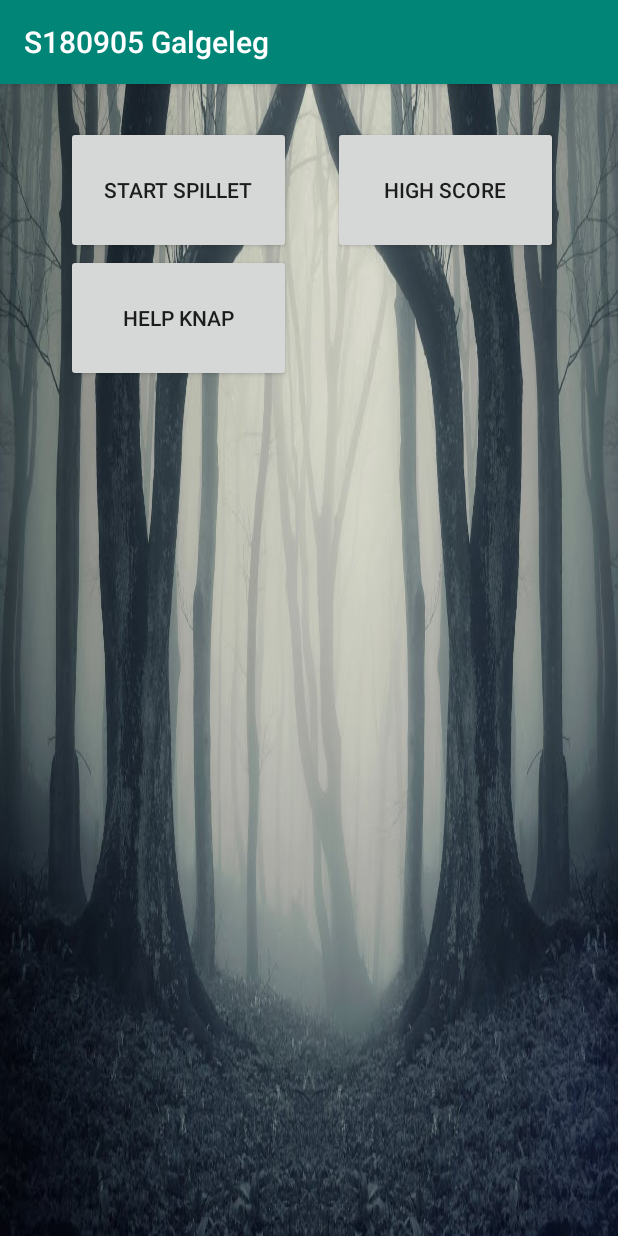
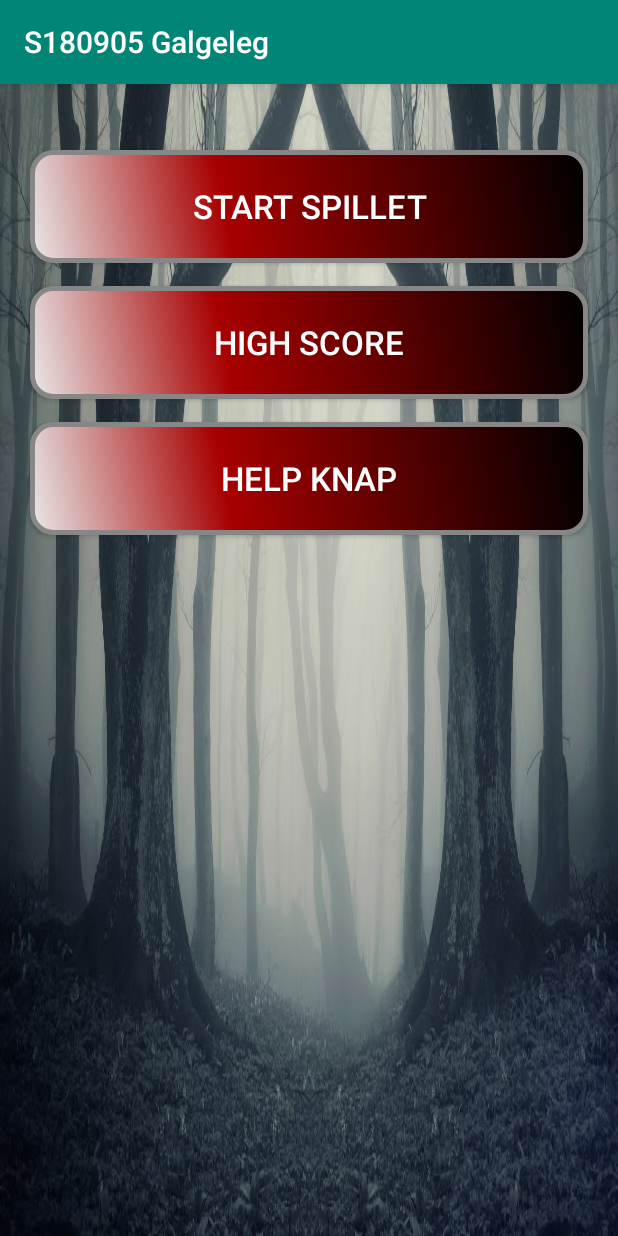
Before and after one commit to ak5ina/GalgeLeg2, an Android app: the screen it shows after launch (MainActivity), on a phone screen of 412 x 824 dp. Run offline under Robolectric (Android 15) with nearby library versions, the light colour scheme and no system bars.

Commit message:
Updatere knapperne
Sexy new view på knapperne!

```diff
--- /dev/null
+++ b/app/src/main/res/drawable/btn_shape_mainactivity.xml
@@ -0,0 +1,28 @@
+<?xml version="1.0" encoding="utf-8"?>
+<shape xmlns:android="http://schemas.android.com/apk/res/android" android:shape="rectangle" >
+    <corners
+        android:radius="14dp"
+        />
+    <gradient
+        android:angle="45"
+        android:centerX="35%"
+        android:centerColor="#A80000"
+        android:startColor="#E8E8E8"
+        android:endColor="#000000"
+        android:type="linear"
+        />
+    <padding
+        android:left="0dp"
+        android:top="0dp"
+        android:right="0dp"
+        android:bottom="0dp"
+        />
+    <size
+        android:width="270dp"
+        android:height="60dp"
+        />
+    <stroke
+        android:width="3dp"
+        android:color="#878787"
+        />
+</shape>
--- a/app/src/main/res/layout/activity_game_lost.xml
+++ b/app/src/main/res/layout/activity_game_lost.xml
@@ -26,6 +26,10 @@
         android:layout_height="wrap_content"
         android:layout_marginTop="100dp"
         android:text="Start siden"
+
+        android:textColor="#FFFFFF"
+        android:textSize="22sp"
+        android:background="@drawable/btn_shape_mainactivity"
         app:layout_constraintEnd_toEndOf="parent"
         app:layout_constraintStart_toStartOf="parent"
         app:layout_constraintTop_toBottomOf="@+id/text_lost_ord" />
--- a/app/src/main/res/layout/activity_game_won.xml
+++ b/app/src/main/res/layout/activity_game_won.xml
@@ -63,6 +63,10 @@
         android:layout_height="wrap_content"
         android:layout_marginTop="56dp"
         android:text="Start siden"
+
+        android:textColor="#FFFFFF"
+        android:textSize="22sp"
+        android:background="@drawable/btn_shape_mainactivity"
         app:layout_constraintEnd_toEndOf="parent"
         app:layout_constraintStart_toStartOf="parent"
         app:layout_constraintTop_toBottomOf="@+id/text_won_time" />
--- a/app/src/main/res/layout/activity_main.xml
+++ b/app/src/main/res/layout/activity_main.xml
@@ -4,37 +4,51 @@
     xmlns:tools="http://schemas.android.com/tools"
     android:layout_width="match_parent"
     android:layout_height="match_parent"
-    tools:context=".MainActivity"
-    android:background="@drawable/background2">
+    android:background="@drawable/background2"
+    tools:context=".MainActivity">
 
 
     <Button
         android:id="@+id/btn_Start"
-        android:layout_width="150dp"
-        android:layout_height="85dp"
-        android:layout_marginStart="44dp"
-        android:layout_marginTop="28dp"
+        android:layout_width="match_parent"
+        android:layout_height="75dp"
+        android:layout_marginTop="44dp"
+        android:layout_marginLeft="20dp"
+        android:layout_marginRight="20dp"
+        android:background="@drawable/btn_shape_mainactivity"
         android:text="Start Spillet"
-        app:layout_constraintStart_toStartOf="parent"
-        app:layout_constraintTop_toTopOf="parent" />
+        android:textColor="#FFFFFF"
+        android:textSize="22sp"
+        app:layout_constraintTop_toTopOf="parent"
+        tools:layout_editor_absoluteX="0dp" />
 
     <Button
         android:id="@+id/btn_highscore"
-        android:layout_width="150dp"
-        android:layout_height="85dp"
-        android:layout_marginStart="28dp"
+        android:layout_width="match_parent"
+        android:layout_height="75dp"
+        android:layout_marginTop="15dp"
+        android:layout_marginLeft="20dp"
+        android:layout_marginRight="20dp"
+        android:textColor="#FFFFFF"
+        android:textSize="22sp"
+        android:background="@drawable/btn_shape_mainactivity"
         android:text="High score"
-        app:layout_constraintStart_toEndOf="@+id/btn_Start"
-        app:layout_constraintTop_toTopOf="@+id/btn_Start" />
+        app:layout_constraintTop_toBottomOf="@+id/btn_Start"
+        tools:layout_editor_absoluteX="0dp" />
 
     <Button
         android:id="@+id/btn_help"
-        android:layout_width="150dp"
-        android:layout_height="85dp"
+        android:layout_width="match_parent"
+        android:layout_height="75dp"
+        android:layout_marginTop="15dp"
+        android:layout_marginLeft="20dp"
+        android:layout_marginRight="20dp"
+        android:textColor="#FFFFFF"
+        android:textSize="22sp"
+        android:background="@drawable/btn_shape_mainactivity"
         android:text="HELP knap"
-        app:layout_constraintEnd_toEndOf="@+id/btn_Start"
-        app:layout_constraintStart_toStartOf="@+id/btn_Start"
-        app:layout_constraintTop_toBottomOf="@+id/btn_Start" />
+        app:layout_constraintTop_toBottomOf="@+id/btn_highscore"
+        tools:layout_editor_absoluteX="0dp" />
 
 
 </androidx.constraintlayout.widget.ConstraintLayout>
--- a/app/src/main/res/layout/activity_spillet.xml
+++ b/app/src/main/res/layout/activity_spillet.xml
@@ -39,10 +39,13 @@
         android:layout_height="wrap_content"
         android:layout_marginTop="36dp"
         android:text="Enter gættet"
+        android:textColor="#FFFFFF"
+        android:textSize="22sp"
+        android:background="@drawable/btn_shape_mainactivity"
         app:layout_constraintEnd_toEndOf="parent"
         app:layout_constraintHorizontal_bias="0.498"
         app:layout_constraintStart_toStartOf="parent"
-        app:layout_constraintTop_toBottomOf="@+id/game_input" />
+        app:layout_constraintTop_toBottomOf="@+id/game_input"/>
 
     <TextView
         android:id="@+id/text_output"
```
